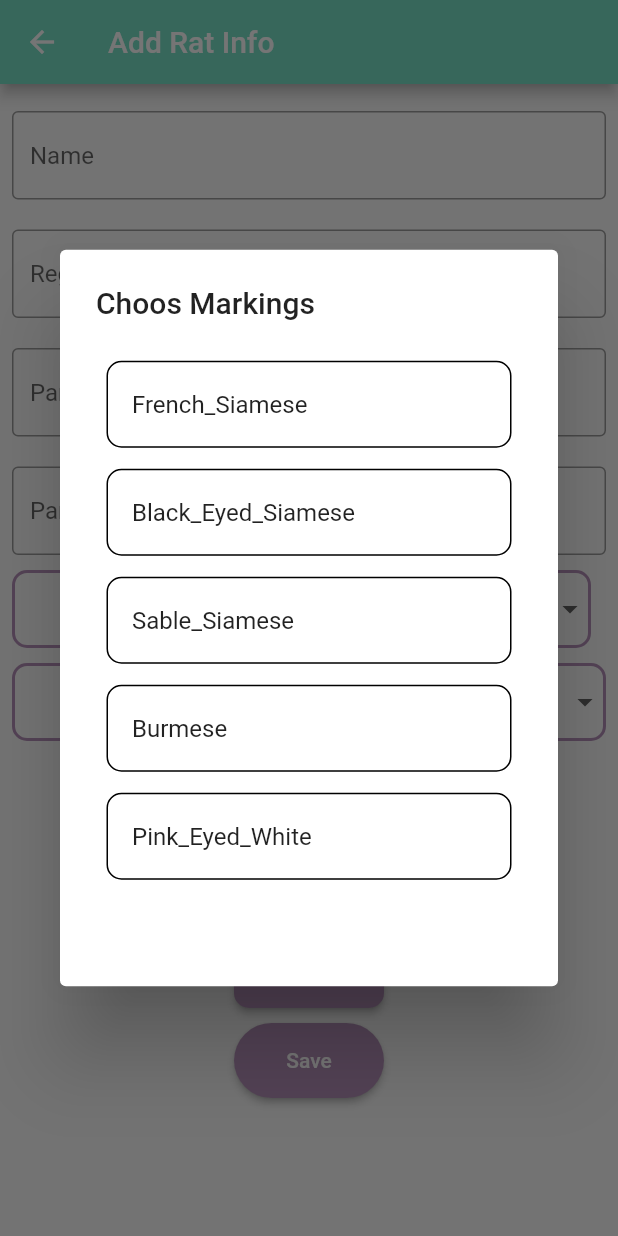
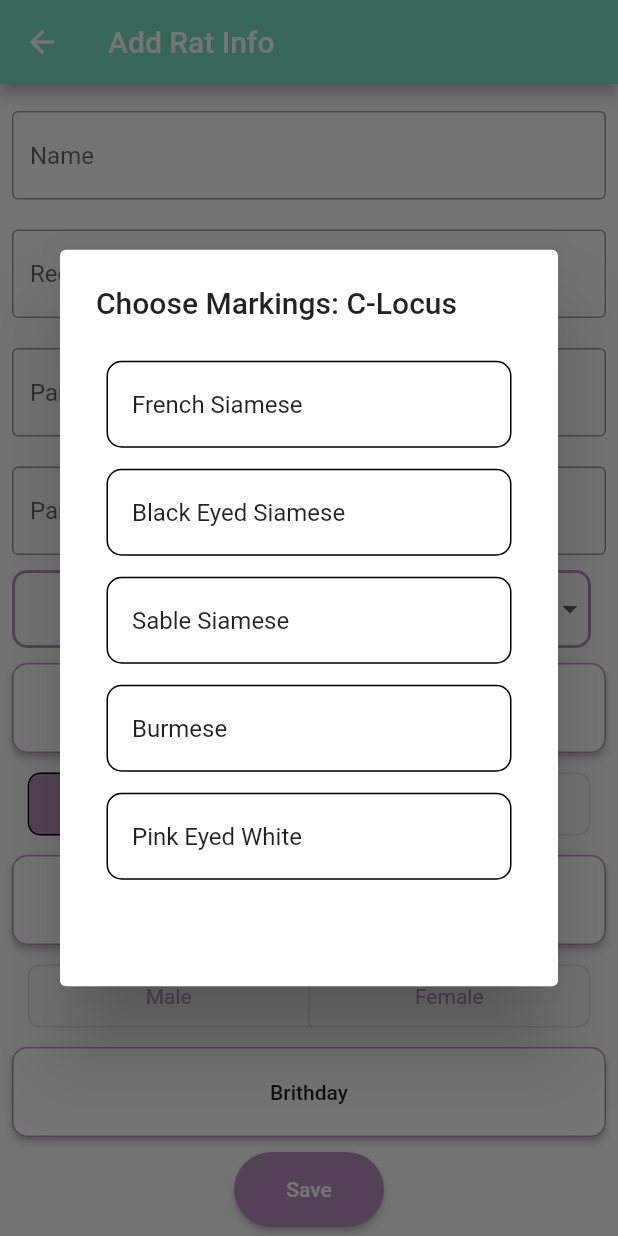
Before and after one commit to tristanwiese/pocket-puppy-ratery, a Flutter app: the AddRat screen opened directly, after a tap on "Markings", on a phone screen of 412 x 824 dp. Run offline on Flutter 3.47's test engine with Material 2 defaults, Android fonts, the phone set to English and light mode, and no system bars; our stand-ins replace cloud_firestore, firebase_core; accounts and stored records are empty.

Commit message:
add rat format

```diff
--- a/lib/Functions/utils.dart
+++ b/lib/Functions/utils.dart
@@ -15,13 +15,13 @@ ageCalculator(int year, int month){
   return age;
 }
 
-stringreplace(String string, String searchElement, String replacementElement) {
+stringreplace({required String string, required String searchElement, required String replacementElement}) {
   String? newString;
   if (!string.contains(searchElement)) {
     return string;
   } else {
     int index = string.indexOf(searchElement);
     newString = string.substring(0, index) + replacementElement + string.substring(index + 1);
-    return stringreplace(newString, searchElement, replacementElement);
+    return stringreplace(string: newString, searchElement: searchElement, replacementElement: replacementElement);
   }
 }
--- a/lib/Models/rat.dart
+++ b/lib/Models/rat.dart
@@ -1,4 +1,6 @@
 // ignore_for_file: constant_identifier_names, camel_case_types
+
+import 'package:pocket_puppy_rattery/Functions/utils.dart';
 
 enum Gender { Male, Female }
 
@@ -72,8 +74,8 @@ class Rat {
   final String registeredName;
   final Gender gender;
   final Ears ears;
-  final Colours colours;
-  final List<String> markings;
+  final List colours;
+  final List markings;
   final Parents parents;
   final Coats coat;
   final DateTime birthday;
@@ -83,10 +85,9 @@ class Rat {
     final List<String> markingsName = [];
 
    for (var element in markingsList){
-      markingsName.add(element.name.toString());
+      markingsName.add(stringreplace(string: element.name.toString(), searchElement: "_", replacementElement: " "));
    }
     return markingsName;
-
   }
 
   static cLocusToList(){
@@ -94,7 +95,7 @@ class Rat {
     final List<String> markingsName = [];
 
     for (var element in markingsList){
-      markingsName.add(element.name.toString());
+      markingsName.add(stringreplace(string: element.name.toString(), searchElement: "_", replacementElement: " "));
    }
     return markingsName;
   }
@@ -104,7 +105,7 @@ class Rat {
     final List<String> elementsName = [];
 
     for (var element in elementList){
-      elementsName.add(element.name.toString());
+      elementsName.add(stringreplace(string: element.name.toString(), searchElement: "_", replacementElement: " "));
    }
     return elementsName;
   }
@@ -114,7 +115,7 @@ class Rat {
     final List<String> elementsName = [];
 
     for (var element in elementList){
-      elementsName.add(element.name.toString());
+      elementsName.add(stringreplace(string: element.name.toString(), searchElement: "_", replacementElement: " "));
    }
     return elementsName;
   }
@@ -124,7 +125,7 @@ class Rat {
     final List<String> elementsName = [];
 
     for (var element in elementList){
-      elementsName.add(element.name.toString());
+      elementsName.add(stringreplace(string: element.name.toString(), searchElement: "_", replacementElement: " "));
    }
     return elementsName;
   }
@@ -134,7 +135,7 @@ class Rat {
     final List<String> elementsName = [];
 
     for (var element in elementList){
-      elementsName.add(element.name.toString());
+      elementsName.add(stringreplace(string: element.name.toString(), searchElement: "_", replacementElement: " "));
    }
     return elementsName;
   }
@@ -146,7 +147,7 @@ class Rat {
       "registeredName": registeredName,
       "gender": gender.name.toString(),
       "ears": ears.name.toString(),
-      "colours": colours.name.toString(),
+      "colours": colours,
       "markings": markings,
       "mother": parents.mom,
       "father": parents.dad,
--- a/lib/Views/add_rat.dart
+++ b/lib/Views/add_rat.dart
@@ -8,9 +8,11 @@ import 'package:pocket_puppy_rattery/Functions/nav.dart';
 import '../Functions/utils.dart';
 import '../Models/rat.dart';
 
-const List<Text> toggleValues = <Text>[Text('C-Locus'), Text('H-Locus')];
+const List<Text> toggleMarkings = <Text>[Text('C-Locus'), Text('H-Locus')];
+const List<Text> toggleGender = <Text>[Text("Male"), Text("Female")];
 
 List<bool> selectedMarkings = <bool>[true, false];
+List<bool> selectedGender = <bool>[false, false];
 
 List<String> cMarkingList = Rat.cLocusToList();
 List<String> hMarkingsList = Rat.hLocusToList();
@@ -34,14 +36,14 @@ class AddRat extends StatefulWidget {
       this.markings});
   final String? name;
   final String? regName;
-  final String? color;
+  final List? color;
   final String? ears;
   final String? coat;
   final String? mother;
   final String? father;
   final String? gender;
   final DateTime? birthday;
-  final String? markings;
+  final List? markings;
 
   @override
   State<AddRat> createState() => _AddRatState();
@@ -59,7 +61,8 @@ class _AddRatState extends State<AddRat> {
   String? earController;
   String? coatController;
   String? genderValue;
-  List<String> markingValue = [];
+  List actvieMarkingsList = [];
+  List activeColorsList = [];
 
   Gender? _pickedGender;
 
@@ -72,7 +75,34 @@ class _AddRatState extends State<AddRat> {
 
   @override
   void initState() {
+    if (widget.name != null) {
+      nameController = TextEditingController(text: widget.name);
+      momController = TextEditingController(text: widget.mother);
+      dadController = TextEditingController(text: widget.father);
+      registeredNameController = TextEditingController(text: widget.regName);
+      activeColorsList = widget.color!;
+      earController = widget.ears;
+      coatController = widget.coat;
+      actvieMarkingsList = [];
+      activeColorsList = [];
+
+      if (widget.gender == "Male"){
+        _pickedGender = Gender.Male;
+      }else{
+        _pickedGender = Gender.Female;
+      }
+    }
     super.initState();
+  }
+
+  @override
+  void dispose() {
+    nameController.dispose();
+    momController.dispose();
+    dadController.dispose();
+    registeredNameController.dispose();
+
+    super.dispose();
   }
 
   @override
@@ -112,36 +142,23 @@ class _AddRatState extends State<AddRat> {
                         children: [
                           Expanded(child: CoatSelect()),
                           const SizedBox(width: 10),
-                          Expanded(child: ColorSelect()),
+                          Expanded(child: EarSelect()),
                           const SizedBox(width: 10),
                         ],
                       ),
                       const SizedBox(height: 10),
-                      Row(
-                        mainAxisAlignment: MainAxisAlignment.center,
-                        children: [
-                          Expanded(child: EarSelect()),
-                          const SizedBox(width: 10),
-                          Expanded(child: GenderSelect()),
-                        ],
-                      ),
+                      ColorSelect(),
                       const SizedBox(height: 10),
-                      Row(
-                        mainAxisAlignment: MainAxisAlignment.center,
-                        children: [
                       LocusSelect(),
-
-                        ],
-                      ),
                       const SizedBox(height: 10),
                       locusDropdownButton(),
+                      const SizedBox(height: 10),
+                      GenderSelect(),
                       const SizedBox(height: 10),
                       BirthdaySelect(context),
                       const SizedBox(height: 10),
                       SaveButton(context),
-                      const SizedBox(
-                        height: 10
-                      )
+                      const SizedBox(height: 10)
                     ],
                   ),
                 ),
@@ -153,7 +170,7 @@ class _AddRatState extends State<AddRat> {
     );
   }
 
-  Center SaveButton(BuildContext context) {
+  Widget SaveButton(BuildContext context) {
     return Center(
       child: ElevatedButton(
           onPressed: () async {
@@ -171,7 +188,7 @@ class _AddRatState extends State<AddRat> {
               navPop(context);
               return;
             }
-            if (markingValue.isEmpty) {
+            if (actvieMarkingsList.isEmpty) {
               showError("Markings");
               navPop(context);
               return;
@@ -179,12 +196,11 @@ class _AddRatState extends State<AddRat> {
             final Rat rat = Rat(
               name: nameController.text.trim(),
               registeredName: registeredNameController.text.trim(),
-              colours: Colours.values[colorsList
-                  .indexWhere((element) => element == colourController)],
+              colours: activeColorsList,
               ears: Ears.values[
                   earsList.indexWhere((element) => element == earController)],
               gender: _pickedGender!,
-              markings: markingValue,
+              markings: actvieMarkingsList,
               parents: Parents(
                   dad: dadController.text.trim(),
                   mom: momController.text.trim()),
@@ -216,13 +232,8 @@ class _AddRatState extends State<AddRat> {
     );
   }
 
-  Container BirthdaySelect(BuildContext context) {
-    return Container(
-      margin: const EdgeInsets.only(left: 10, right: 10),
-      child: Row(
-        mainAxisAlignment: MainAxisAlignment.center,
-        children: [
-          ElevatedButton(
+  Widget BirthdaySelect(BuildContext context) {
+    return ElevatedButton(
       onPressed: () async {
         _pickedDate = await showDatePicker(
           context: context,
@@ -238,159 +249,52 @@ class _AddRatState extends State<AddRat> {
         }
       },
       style: ElevatedButton.styleFrom(
-              backgroundColor: secondaryThemeColor,
-              fixedSize: const Size(100, 50),
+          minimumSize: const Size.fromHeight(60),
+          backgroundColor: Colors.white,
           shape: RoundedRectangleBorder(
               borderRadius: BorderRadius.circular(10),
-              ),
-            ),
-            child: const Text('Brithday'),
-          )
-        ],
-      ),
+              side: BorderSide(color: secondaryThemeColor))),
+      child: const Text('Brithday', style: TextStyle(color: Colors.black87)),
     );
   }
 
-  Container GenderSelect() {
-    return Container(
-      decoration: BoxDecoration(
-          border: Border.all(color: secondaryThemeColor, width: 2),
-          borderRadius: BorderRadius.circular(10)),
-      child: DropdownButtonHideUnderline(
-        child: DropdownButton<String>(
-          isExpanded: true,
-          hint: const Center(
-              child: Text(
-            'Gender',
-            style: TextStyle(fontWeight: FontWeight.w500, fontSize: 15),
-          )),
-          value: genderValue,
-          items: <String>['Male', 'Female']
-              .map<DropdownMenuItem<String>>((String value) {
-            return DropdownMenuItem<String>(
-              value: value,
-              child: Text(
-                value,
+  Widget GenderSelect() {
+    return ToggleButtons(
+      onPressed: (index) {
+        for (var i = 0; i < 2; i++) {
+          setState(() {
+            selectedGender[i] = false;
+          });
+        }
+        selectedGender[index] = !selectedGender[index];
+        _pickedGender = Gender.values[index];
+        setState(() {});
+      },
+      isSelected: selectedGender,
+      direction: Axis.horizontal,
+      borderRadius: const BorderRadius.all(Radius.circular(8)),
+      selectedBorderColor: Colors.black,
+      selectedColor: Colors.white,
+      fillColor: secondaryThemeColor,
+      color: secondaryThemeColor,
+      constraints: BoxConstraints(
+        minHeight: 40.0,
+        minWidth: (MediaQuery.of(context).size.width <= 500)
+            ? (MediaQuery.of(context).size.width / 2) - 20
+            : 240,
       ),
-            );
-          }).toList(),
-          onChanged: (String? value) {
-            setState(() {
-              genderValue = value;
-              if (value! == "Male") {
-                _pickedGender = Gender.Male;
-              } else {
-                _pickedGender = Gender.Female;
-              }
-            });
-          },
-        ),
-      ),
+      children: toggleGender,
     );
   }
 
   Widget locusDropdownButton() {
-    return ElevatedButton(
-
-      style: ElevatedButton.styleFrom(
-        fixedSize: const Size(200, 50),
-        backgroundColor: Colors.white,
-        shape: RoundedRectangleBorder(
-          borderRadius: BorderRadius.circular(10),
-          side: BorderSide(
-            color: secondaryThemeColor
-          )
-        )
-        ),
-      onPressed: () {
-        showDialog(
-          context: context,
-          builder: (context) {
-            return StatefulBuilder(
-              builder: (context, setState) => AlertDialog(
-                title: const Text("Choos Markings"),
-                content: Container(
-                  height: 400,
-                  width: MediaQuery.of(context).size.width / 1.2,
-                  child: ListView.builder(
-                    itemCount: markingList.length,
-                    itemBuilder: (context, index) {
-                      return Padding(
-                        padding: EdgeInsets.all(7),
-                        child: Container(
-                          decoration: BoxDecoration(
-                              border: Border.all(),
-                              borderRadius: BorderRadius.circular(10)),
-                          child: ListTile(
-                            title: Text(markingList[index]),
-                            trailing: SizedBox(
-                              height: 10,
-                              width: 10,
-                              child: markingValue.contains(markingList[index])
-                                  ? const Icon(
-                                      Icons.check,
-                                      color: Colors.green,
-                                    )
-                                  : Container(),
-                            ),
-                            onTap: () {
-                              if (markingValue.contains(markingList[index])) {
-                                log("removed ${markingList[index]}");
-                                markingValue.remove(markingList[index]);
-                                setState(() {});
-                              } else {
-                                setState(() {
-                                  log("added ${markingList[index]}");
-                                  markingValue.add(markingList[index]);
-                                });
+    return showListButton(
+        listOf: "Markings",
+        title:
+            "Choose Markings: ${toggleMarkings[selectedMarkings.indexWhere((element) => element == true)].data}",
+        buildList: markingList,
+        activeList: actvieMarkingsList);
   }
-                            },
-                          ),
-                        ),
-                      );
-                    },
-                  ),
-                ),
-              ),
-            );
-          },
-        );
-      },
-      child: const Text("Markings", style: TextStyle(
-        color: Colors.black87
-      ),),
-    );
-  }
-
-  // Container LocusDropDown() {
-  //   return Container(
-  //     decoration: BoxDecoration(
-  //         border: Border.all(color: secondaryThemeColor, width: 2),
-  //         borderRadius: BorderRadius.circular(10)),
-  //     child: DropdownButtonHideUnderline(
-  //       child: DropdownButton<String>(
-  //         isExpanded: true,
-  //         hint: const Center(
-  //             child: Text('Locus',
-  //                 style: TextStyle(fontWeight: FontWeight.w500, fontSize: 15))),
-  //         value: markingValue,
-  //         items: markingList.map<DropdownMenuItem<String>>((String value) {
-  //           return DropdownMenuItem<String>(
-  //             value: stringreplace(value, "_", " "),
-  //             child: Text(
-  //               stringreplace(value, "_", " "),
-  //             ),
-  //           );
-  //         }).toList(),
-  //         onChanged: (String? value) {
-  //           setState(() {
-  //             markingValue = value!;
-  //           });
-  //         },
-  //       ),
-  //     ),
-  //   );
-  // }
 
   Widget LocusSelect() {
     return ToggleButtons(
@@ -403,10 +307,10 @@ class _AddRatState extends State<AddRat> {
         selectedMarkings[index] = !selectedMarkings[index];
         if (index == 0) {
           markingList = cMarkingList;
-          markingValue.clear();
+          actvieMarkingsList.clear();
         } else {
           markingList = hMarkingsList;
-          markingValue.clear();
+          actvieMarkingsList.clear();
         }
         setState(() {});
       },
@@ -417,12 +321,17 @@ class _AddRatState extends State<AddRat> {
       selectedColor: Colors.white,
       fillColor: secondaryThemeColor,
       color: secondaryThemeColor,
-      constraints: const BoxConstraints(minHeight: 40.0, minWidth: 100),
-      children: toggleValues,
+      constraints: BoxConstraints(
+        minHeight: 40.0,
+        minWidth: (MediaQuery.of(context).size.width <= 500)
+            ? (MediaQuery.of(context).size.width / 2) - 20
+            : 240,
+      ),
+      children: toggleMarkings,
     );
   }
 
-  Container CoatSelect() {
+  Widget CoatSelect() {
     return Container(
       decoration: BoxDecoration(
           border: Border.all(color: secondaryThemeColor, width: 2),
@@ -452,7 +361,7 @@ class _AddRatState extends State<AddRat> {
     );
   }
 
-  Container EarSelect() {
+  Widget EarSelect() {
     return Container(
       decoration: BoxDecoration(
           border: Border.all(color: secondaryThemeColor, width: 2),
@@ -482,40 +391,49 @@ class _AddRatState extends State<AddRat> {
     );
   }
 
-  Container ColorSelect() {
-    return Container(
-      width: 50,
-      decoration: BoxDecoration(
-          border: Border.all(color: secondaryThemeColor, width: 2),
-          borderRadius: BorderRadius.circular(10)),
-      child: DropdownButtonHideUnderline(
-        child: DropdownButton<String>(
-          isExpanded: true,
-          hint: const Center(
-              child: Text('Colors',
-                  style: TextStyle(fontWeight: FontWeight.w500, fontSize: 15))),
-          value: colourController,
-          items: colorsList.map<DropdownMenuItem<String>>((String value) {
-            return DropdownMenuItem<String>(
-              value: stringreplace(value, "_", " "),
-              child: Text(
-                stringreplace(value, "_", " "),
-              ),
-            );
-          }).toList(),
-          onChanged: (String? value) {
-            setState(() {
-              colourController = value!;
-            });
-          },
-        ),
-      ),
+  Widget ColorSelect() {
+    return showListButton(
+        title: "Choose Colour",
+        listOf: "Colors",
+        buildList: colorsList,
+        activeList: activeColorsList);
+    // return Container(
+    //   width: 50,
+    //   decoration: BoxDecoration(
+    //       border: Border.all(color: secondaryThemeColor, width: 2),
+    //       borderRadius: BorderRadius.circular(10)),
+    //   child: DropdownButtonHideUnderline(
+    //     child: DropdownButton<String>(
+    //       isExpanded: true,
+    //       hint: const Center(
+    //           child: Text('Colors',
+    //               style: TextStyle(fontWeight: FontWeight.w500, fontSize: 15))),
+    //       value: colourController,
+    //       items:  colorsList.map<DropdownMenuItem<String>>((String value) {
+    //         return DropdownMenuItem<String>(
+    //           value: stringreplace(
+    //               string: value, searchElement: "_", replacementElement: " "),
+    //           child: Text(
+    //             stringreplace(
+    //                 string: value, searchElement: "_", replacementElement: " "),
+    //           ),
+    //         );
+    //       }).toList(),
+    //       onChanged: (String? value) {
+    //         setState(() {
+    //           colourController = value!;
+    //         });
+    //       },
+    //     ),
+    //   ),
+    // );
+  }
+
+  AppBar myAppBar() {
+    return AppBar(
+      title: const Text("Add Rat Info"),
     );
   }
-
-  AppBar myAppBar() => AppBar(
-        title: const Text("Add Rat Info"),
-      );
 
   showError(String errorVal) {
     scaffoldKey.currentState!.showSnackBar(SnackBar(
@@ -523,6 +441,90 @@ class _AddRatState extends State<AddRat> {
       duration: const Duration(seconds: 5),
       backgroundColor: primaryThemeColor,
     ));
+  }
+
+  Widget showListButton(
+      {required String title,
+      required String listOf,
+      required List buildList,
+      required List activeList}) {
+    return ElevatedButton(
+      style: ElevatedButton.styleFrom(
+          minimumSize: const Size.fromHeight(60),
+          backgroundColor: Colors.white,
+          shape: RoundedRectangleBorder(
+              borderRadius: BorderRadius.circular(10),
+              side: BorderSide(color: secondaryThemeColor))),
+      onPressed: () {
+        showList(
+          title: title,
+          buildList: buildList,
+          activeList: activeList,
+        );
+      },
+      child: Text(
+        listOf,
+        style: const TextStyle(color: Colors.black87),
+      ),
+    );
+  }
+
+  Future<dynamic> showList(
+      {required String title,
+      required List buildList,
+      required List activeList}) {
+    return showDialog(
+      context: context,
+      builder: (context) {
+        return StatefulBuilder(
+          builder: (context, setState) => AlertDialog(
+            title: Text(title),
+            content: SizedBox(
+              height: 400,
+              width: MediaQuery.of(context).size.width / 1.2,
+              child: ListView.builder(
+                itemCount: buildList.length,
+                itemBuilder: (context, index) {
+                  return Padding(
+                    padding: const EdgeInsets.all(7),
+                    child: Container(
+                      decoration: BoxDecoration(
+                          border: Border.all(),
+                          borderRadius: BorderRadius.circular(10)),
+                      child: ListTile(
+                        title: Text(buildList[index]),
+                        trailing: SizedBox(
+                          height: 10,
+                          width: 10,
+                          child: activeList.contains(buildList[index])
+                              ? const Icon(
+                                  Icons.check,
+                                  color: Colors.green,
+                                )
+                              : Container(),
+                        ),
+                        onTap: () {
+                          if (activeList.contains(buildList[index])) {
+                            log("removed ${buildList[index]}");
+                            activeList.remove(buildList[index]);
+                            setState(() {});
+                          } else {
+                            setState(() {
+                              log("added ${buildList[index]}");
+                              activeList.add(buildList[index]);
+                            });
+                          }
+                        },
+                      ),
+                    ),
+                  );
+                },
+              ),
+            ),
+          ),
+        );
+      },
+    );
   }
 }
 
```
Lines whose indentation alone changed are shown as unchanged.
